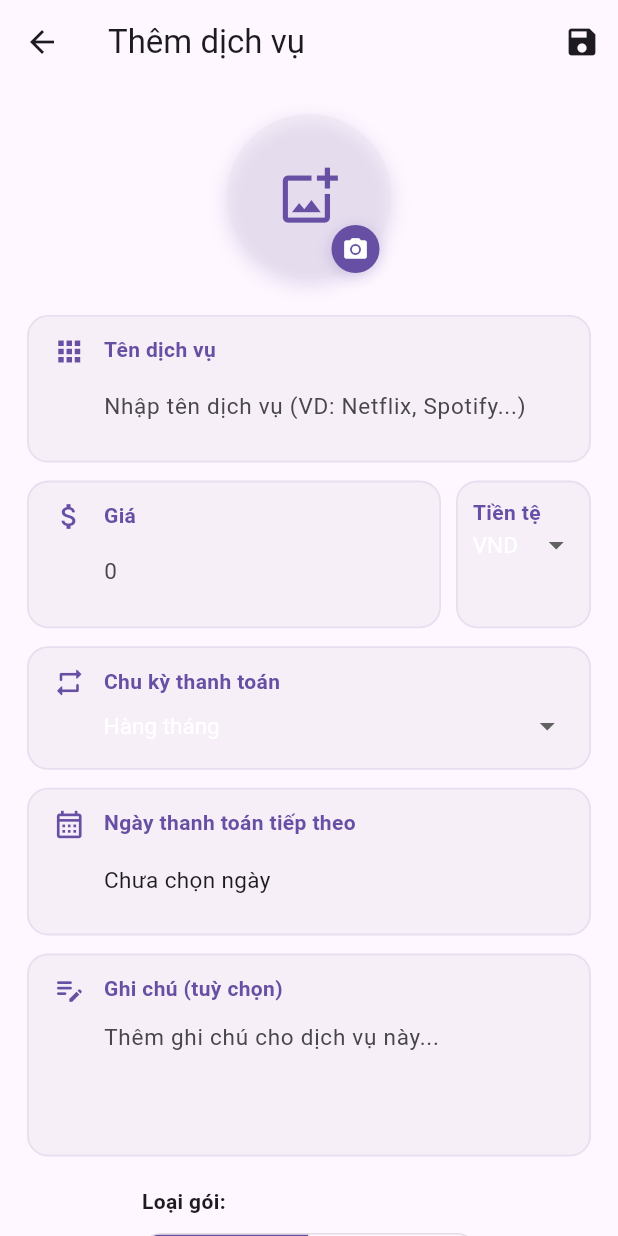
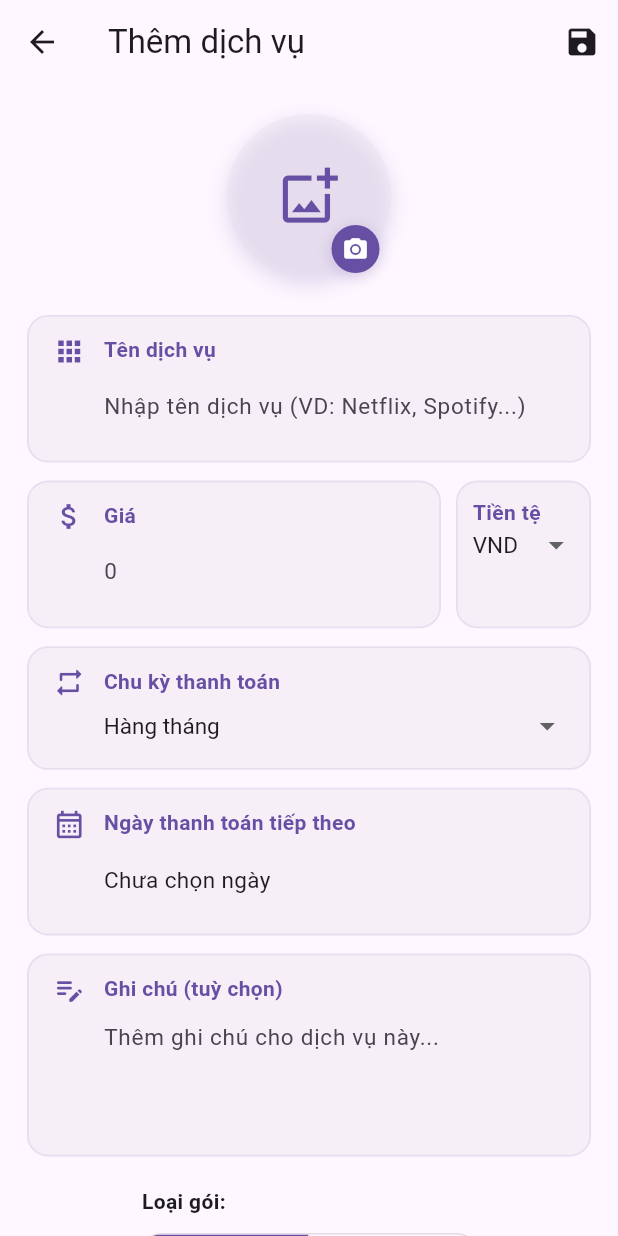
Before and after one commit to Kaii-Kaii/QuanLyThanhToan, a Flutter app: the AddSubscriptionScreen screen opened directly, on a phone screen of 412 x 824 dp. Run offline on Flutter 3.47's test engine with Material 3 defaults, Android fonts, the phone set to English and light mode, and no system bars; our stand-ins replace cloud_firestore, firebase_auth, firebase_core, flutter_local_notifications, google_sign_in, image_picker and 4 more; missing offline and left inert: cloudinary_public; accounts and stored records are empty; network calls fail.

Commit message:
new update

```diff
--- a/lib/screens/home/add_subscription_screen.dart
+++ b/lib/screens/home/add_subscription_screen.dart
@@ -479,14 +479,16 @@ class _AddSubscriptionScreenState extends State<AddSubscriptionScreen> {
                     isDense: true,
                     contentPadding: EdgeInsets.zero,
                   ),
-                  items:
-                      _currencies
+                  items: _currencies
                       .map(
                         (e) => DropdownMenuItem(
                           value: e['value'],
                           child: Text(
                             e['value']!,
-                                style: const TextStyle(fontSize: 15),
+                            style: TextStyle(
+                              fontSize: 15,
+                              color: Theme.of(context).colorScheme.onSurface, // Sửa màu chữ
+                            ),
                           ),
                         ),
                       )
@@ -496,7 +498,11 @@ class _AddSubscriptionScreenState extends State<AddSubscriptionScreen> {
                       _selectedCurrency = value!;
                     });
                   },
-                  style: const TextStyle(fontSize: 15),
+                  style: TextStyle(
+                    fontSize: 15,
+                    color: Theme.of(context).colorScheme.onSurface, // Sửa màu chữ
+                  ),
+                  dropdownColor: Theme.of(context).colorScheme.surface, // Nền dropdown
                   menuMaxHeight: 300,
                 ),
               ],
@@ -697,12 +703,16 @@ class _AddSubscriptionScreenState extends State<AddSubscriptionScreen> {
                     border: InputBorder.none,
                     isDense: true,
                   ),
-                  items:
-                      _periods
+                  items: _periods
                       .map(
                         (e) => DropdownMenuItem(
                           value: e['value'],
-                              child: Text(e['label']!),
+                          child: Text(
+                            e['label']!,
+                            style: TextStyle(
+                              color: Theme.of(context).colorScheme.onSurface, // Sửa màu chữ
+                            ),
+                          ),
                         ),
                       )
                       .toList(),
@@ -711,7 +721,11 @@ class _AddSubscriptionScreenState extends State<AddSubscriptionScreen> {
                       _selectedPeriod = value!;
                     });
                   },
-                  style: const TextStyle(fontSize: 15),
+                  style: TextStyle(
+                    fontSize: 15,
+                    color: Theme.of(context).colorScheme.onSurface, // Sửa màu chữ
+                  ),
+                  dropdownColor: Theme.of(context).colorScheme.surface, // Nền dropdown
                 ),
               ),
               _buildInputSection(
--- a/lib/screens/home/tabs/payment_jar_tab.dart
+++ b/lib/screens/home/tabs/payment_jar_tab.dart
@@ -182,7 +182,7 @@ class PaymentJarTab extends StatelessWidget {
                   crossAxisAlignment: CrossAxisAlignment.start,
                   children: [
                     Text(
-                      'Lọ Thanh Toán',
+                      'Các khoản thanh toán',
                       style: TextStyle(
                         fontSize: 24,
                         fontWeight: FontWeight.bold,
```
Lines whose indentation alone changed are shown as unchanged.
